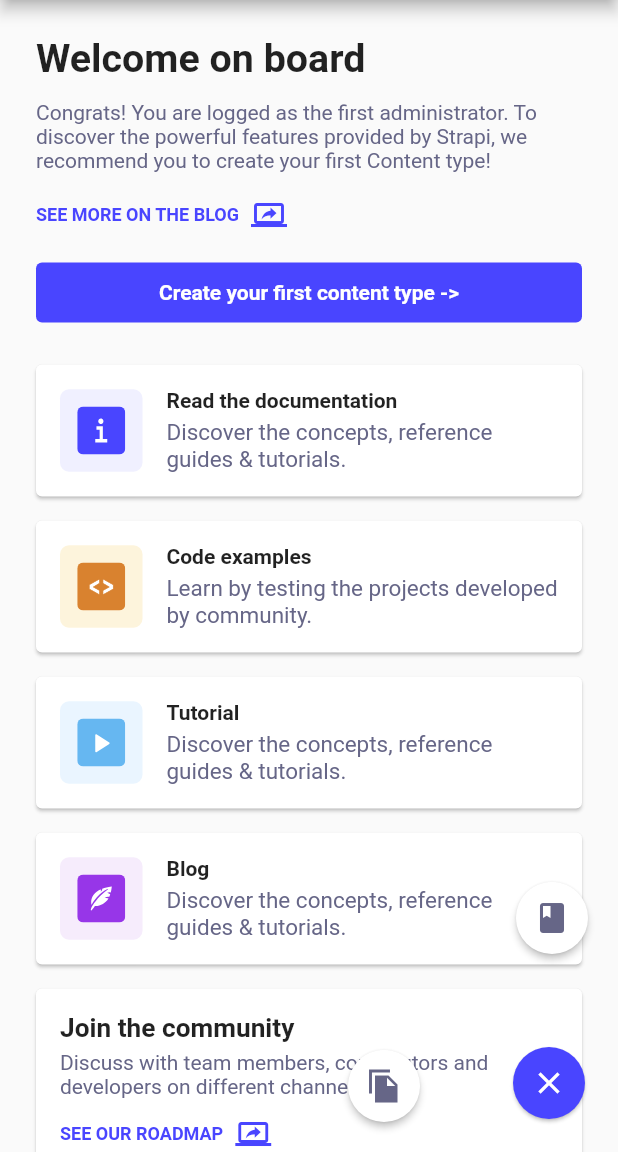
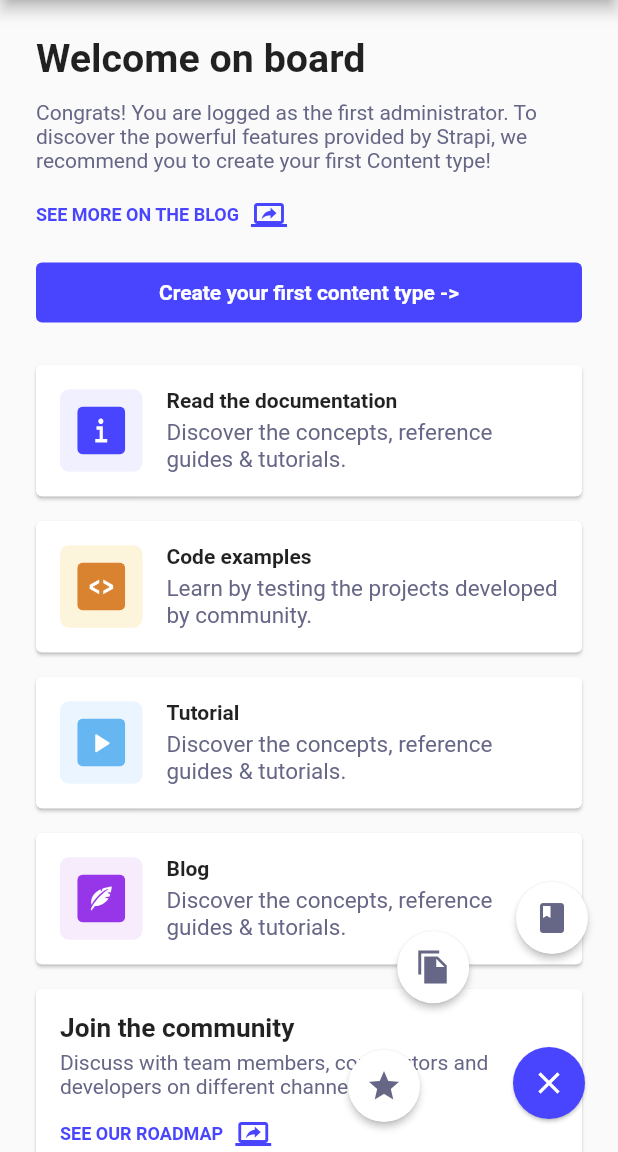
Before and after one commit to Saad-ISAA/strapi-mobile, a Flutter app: the HomePage screen opened directly, after a tap on the "close" icon, after a tap on the "file copy" icon, on a phone screen of 412 x 824 dp, the part 84-1236 px from its top. Run offline on Flutter 3.47's test engine with Material 2 defaults, Android fonts, the phone set to English and light mode, and no system bars; our stand-ins replace flutter_svg, font_awesome_flutter, shared_preferences, velocity_x, video_player; accounts and stored records are empty; network calls fail.

Commit message:
add rate the app button

```diff
--- a/lib/pages/home_page.dart
+++ b/lib/pages/home_page.dart
@@ -67,6 +67,13 @@ class _HomePageState extends State<HomePage> {
           ActionButton(
             onPressed: () {},
             icon: Icon(
+              Icons.star,
+              color: neutral600,
+            ),
+          ),
+          ActionButton(
+            onPressed: () {},
+            icon: Icon(
               Icons.file_copy_sharp,
               color: neutral600,
             ),
```
